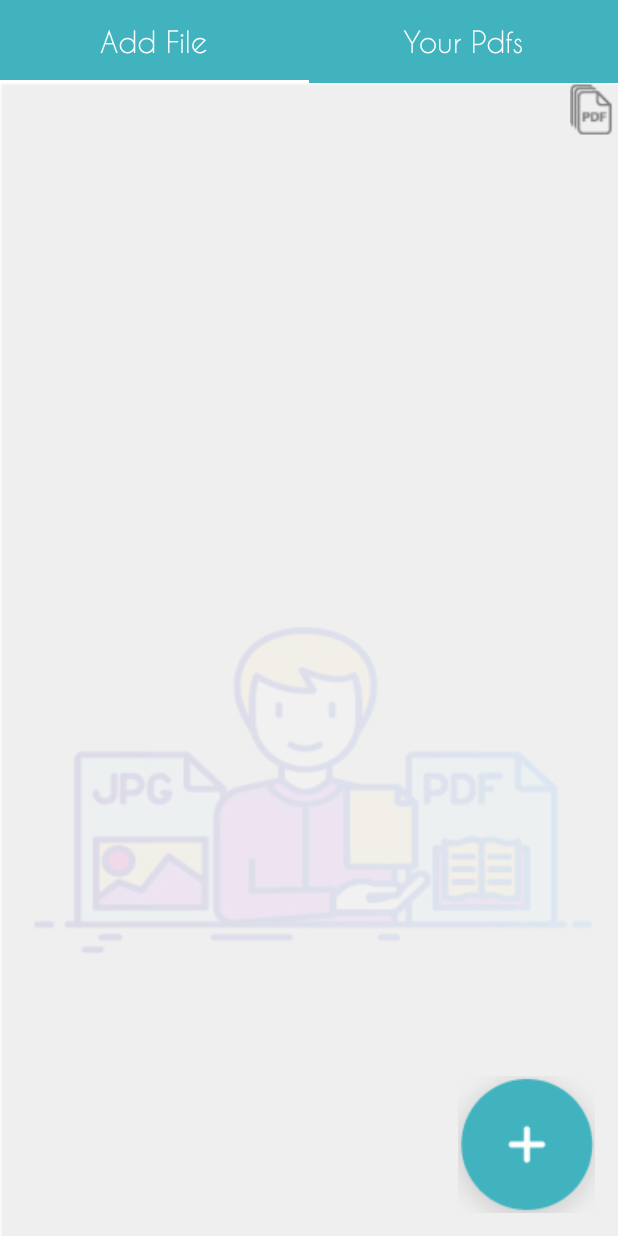
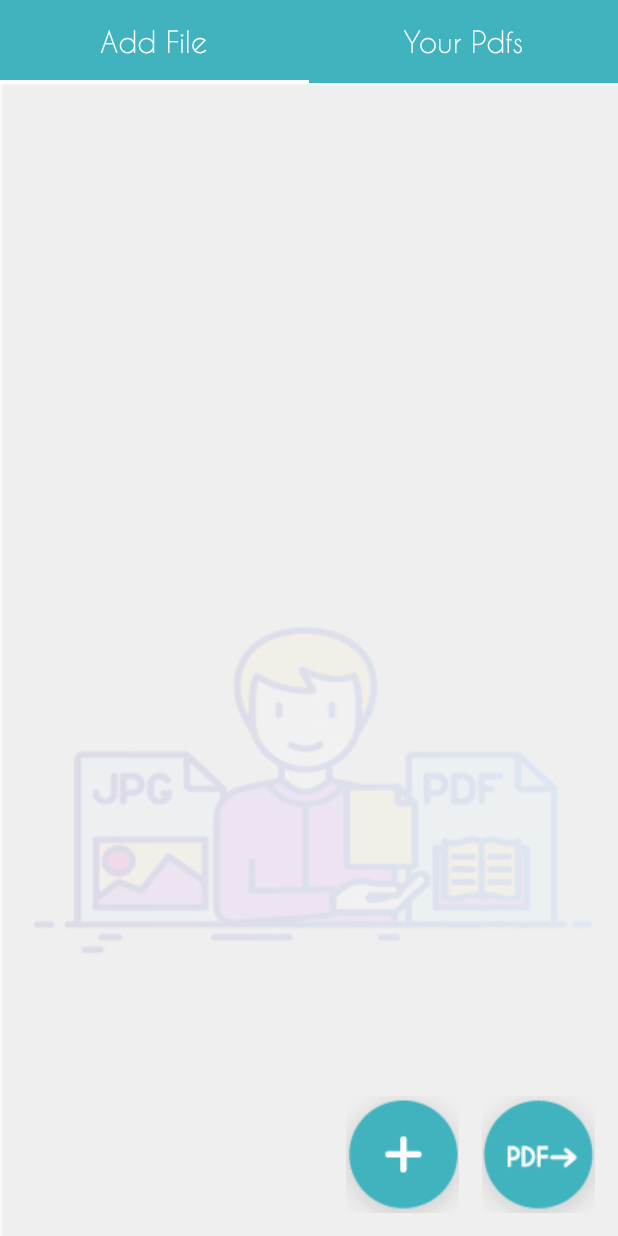
Before and after one commit to Adityaverma123/Image2Pdf, an Android app: the screen it shows after launch (MainActivity), on a phone screen of 412 x 824 dp. Run offline under Robolectric (Android 15) with nearby library versions, the phone set to English and light mode, and no system bars; our stand-ins replace CircleImageView; libraries missing offline, so code that uses them is left out: com.theartofdev.edmodo.

Commit message:
go button added

```diff
--- a/app/src/main/res/layout/fragment_add_file.xml
+++ b/app/src/main/res/layout/fragment_add_file.xml
@@ -11,27 +11,32 @@
     <RelativeLayout
         android:layout_width="match_parent"
         android:layout_height="match_parent">
-        <ImageView
-            android:layout_width="35dp"
-            android:layout_height="35dp"
-            android:layout_alignParentEnd="true"
-            android:src="@drawable/pdf_image"
-            android:id="@+id/createPdfBtn"/>
+
         <androidx.recyclerview.widget.RecyclerView
             android:id="@+id/recycler_view"
             android:layout_width="match_parent"
             android:paddingLeft="10dp"
             android:paddingRight="10dp"
-            android:layout_below="@+id/createPdfBtn"
             android:layout_marginTop="25dp"
             android:layout_height="wrap_content"
             />
+
+        <ImageView
+            android:id="@+id/createPdfBtn"
+            android:layout_width="wrap_content"
+            android:layout_height="wrap_content"
+            android:layout_alignParentBottom="true"
+            android:src="@drawable/pdf_go"
+            android:layout_marginBottom="15dp"
+            android:layout_marginEnd="15dp"
+            android:layout_alignParentEnd="true"/>
+
         <ImageView
             android:id="@+id/add_image"
             android:layout_width="wrap_content"
             android:layout_height="wrap_content"
             android:layout_alignParentBottom="true"
-            android:layout_alignParentEnd="true"
+            android:layout_toLeftOf="@+id/createPdfBtn"
             android:layout_marginBottom="15dp"
             android:layout_marginEnd="15dp"
             android:src="@drawable/add_image"
--- a/app/src/main/res/values/styles.xml
+++ b/app/src/main/res/values/styles.xml
@@ -4,7 +4,7 @@
     <style name="AppTheme" parent="Theme.AppCompat.Light.NoActionBar">
         <!-- Customize your theme here. -->
         <item name="colorPrimary">@color/colorPrimary</item>
-        <item name="colorPrimaryDark">@color/colorPrimaryDark</item>
+        <item name="colorPrimaryDark">@color/background</item>
         <item name="colorAccent">@color/colorAccent</item>
     </style>
 
```
Also changed, not shown: app/src/main/res/drawable/add_image.png, app/src/main/res/drawable/background_image.png (added), app/src/main/res/drawable/pdf_go.png (added).
